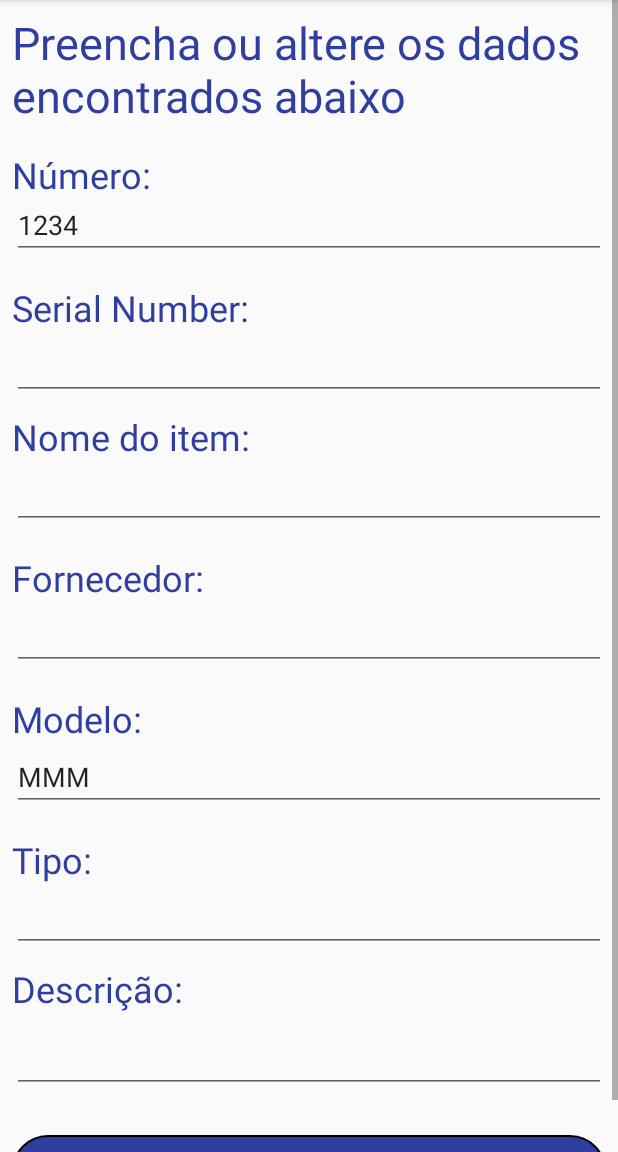
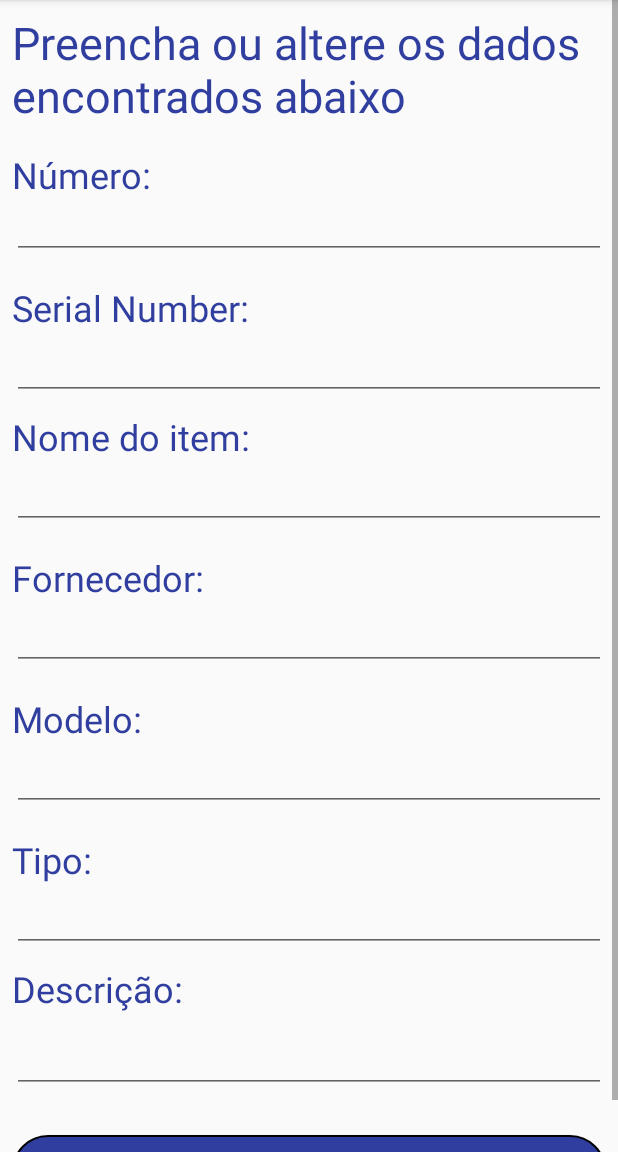
Before and after one commit to alexandreohara/data-collector, an Android app: the DetailsFragment screen opened through its navigation route, on a phone screen of 412 x 824 dp, the part 84-1236 px from its top. Run offline under Robolectric (Android 15) with nearby library versions, the phone set to English and light mode, and no system bars; our stand-ins replace Room's generated code, data binding; libraries missing offline, so code that uses them is left out: android.arch.persistence, com.warkiz.widget; Roboto replaces fonts that are not available here.

Commit message:
code cleanup + resolve o bug de crashas o app no retorno

```diff
--- a/app/src/main/java/com/example/alexandre/datacollector/DetailsFragment.kt
+++ b/app/src/main/java/com/example/alexandre/datacollector/DetailsFragment.kt
@@ -36,7 +36,6 @@ class DetailsFragment : Fragment() {
         var itemViewModel = activity?.run{
             ViewModelProviders.of(this, viewModelFactory).get(ItemViewModel::class.java)
         }
-        println(itemViewModel?.item?.value?.description)
 
         binding.itemViewModel = itemViewModel
         binding.setLifecycleOwner(this)
--- a/app/src/main/java/com/example/alexandre/datacollector/item/ItemViewModel.kt
+++ b/app/src/main/java/com/example/alexandre/datacollector/item/ItemViewModel.kt
@@ -25,9 +25,14 @@ class ItemViewModel(val database: ItemDao, application: Application) : AndroidVi
     private val uiScope = CoroutineScope(Dispatchers.Main + viewModelJob)
 
     var item = MutableLiveData<Item?>()
-    var number: String? = "1234"
+    var oldNumber: String? = ""
+    var number: String? = ""
+    var name: String? = ""
+    var deploymentState: String? = ""
     var serialNumber: String? = ""
-    var model: String? = "MMM"
+    var vendor: String? = ""
+    var model: String? = ""
+    var type: String? = ""
     var description: String? = ""
     var typeSelected = ""
 
@@ -37,10 +42,7 @@ class ItemViewModel(val database: ItemDao, application: Application) : AndroidVi
 
     fun onButtonClicked() {
         uiScope.launch {
-            //item.value = getItemFromDatabase(typeSelected)
             _navigateToDetails.value = getItemFromDatabase("NUMBER")
-            model = _navigateToDetails.value?.model
-            description = _navigateToDetails.value?.description
 
         }
     }
@@ -73,4 +75,17 @@ class ItemViewModel(val database: ItemDao, application: Application) : AndroidVi
     fun doneNavigating() {
         _navigateToDetails.value = null
     }
+
+    fun clearData() {
+        oldNumber = ""
+        number = ""
+        name = ""
+        deploymentState = ""
+        serialNumber = ""
+        vendor = ""
+        model = ""
+        type = ""
+        description = ""
+        typeSelected = ""
+    }
 }
--- a/app/src/main/res/layout/add_new_item.xml
+++ b/app/src/main/res/layout/add_new_item.xml
@@ -44,7 +44,7 @@
                 android:ems="10"
                 android:inputType="textPersonName"
                 android:visibility="gone"
-                android:text="@={itemViewModel.number}"/>
+                android:text="@={itemViewModel.oldNumber}"/>
             <RadioButton
                 android:id="@+id/t1_serial_radio"
                 android:layout_width="wrap_content"
@@ -63,7 +63,7 @@
                 android:ems="10"
                 android:inputType="textPersonName"
                 android:visibility="gone"
-                android:text="@={itemViewModel.number}"/>
+                android:text="@={itemViewModel.serialNumber}"/>
 
             <RadioButton
                 android:id="@+id/t1_manual_radio"
--- a/app/src/main/res/layout/details.xml
+++ b/app/src/main/res/layout/details.xml
@@ -49,7 +49,7 @@
                 app:layout_constraintHorizontal_bias="0.0"
                 app:layout_constraintStart_toStartOf="parent"
                 app:layout_constraintTop_toBottomOf="@+id/textView5"
-                android:text="@={itemViewModel.number}"/>
+                android:text="@={itemViewModel.oldNumber}"/>
 
             <TextView
                 android:id="@+id/textView15"
@@ -72,7 +72,8 @@
                 android:inputType="textPersonName"
                 app:layout_constraintEnd_toEndOf="parent"
                 app:layout_constraintStart_toStartOf="parent"
-                app:layout_constraintTop_toBottomOf="@+id/textView15" />
+                app:layout_constraintTop_toBottomOf="@+id/textView15"
+                android:text="@={itemViewModel.serialNumber}"/>
 
             <TextView
                 android:id="@+id/textView13"
@@ -95,7 +96,8 @@
                 android:inputType="textPersonName"
                 app:layout_constraintEnd_toEndOf="parent"
                 app:layout_constraintStart_toStartOf="parent"
-                app:layout_constraintTop_toBottomOf="@+id/textView13" />
+                app:layout_constraintTop_toBottomOf="@+id/textView13"
+                android:text="@={itemViewModel.name}"/>
 
             <TextView
                 android:id="@+id/textView14"
@@ -118,7 +120,8 @@
                 android:inputType="textPersonName"
                 app:layout_constraintEnd_toEndOf="parent"
                 app:layout_constraintStart_toStartOf="parent"
-                app:layout_constraintTop_toBottomOf="@+id/textView14" />
+                app:layout_constraintTop_toBottomOf="@+id/textView14"
+                android:text="@={itemViewModel.vendor}"/>
 
             <TextView
                 android:id="@+id/textView16"
@@ -165,7 +168,8 @@
                 android:inputType="textPersonName"
                 app:layout_constraintEnd_toEndOf="parent"
                 app:layout_constraintStart_toStartOf="parent"
-                app:layout_constraintTop_toBottomOf="@+id/textView17" />
+                app:layout_constraintTop_toBottomOf="@+id/textView17"
+                android:text="@={itemViewModel.type}"/>
 
             <TextView
                 android:id="@+id/textView18"
```
Also changed, not shown: app/src/main/java/com/example/alexandre/datacollector/NewItemFragment.kt (+12 -6 lines).
